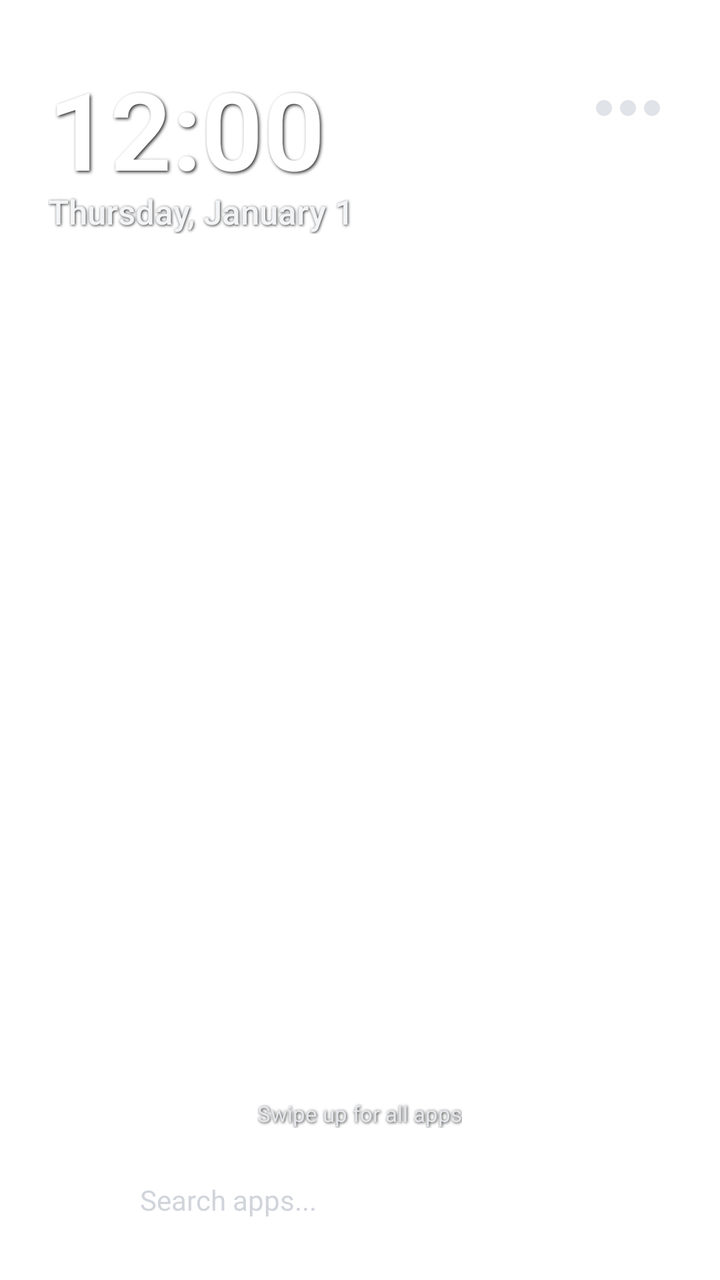
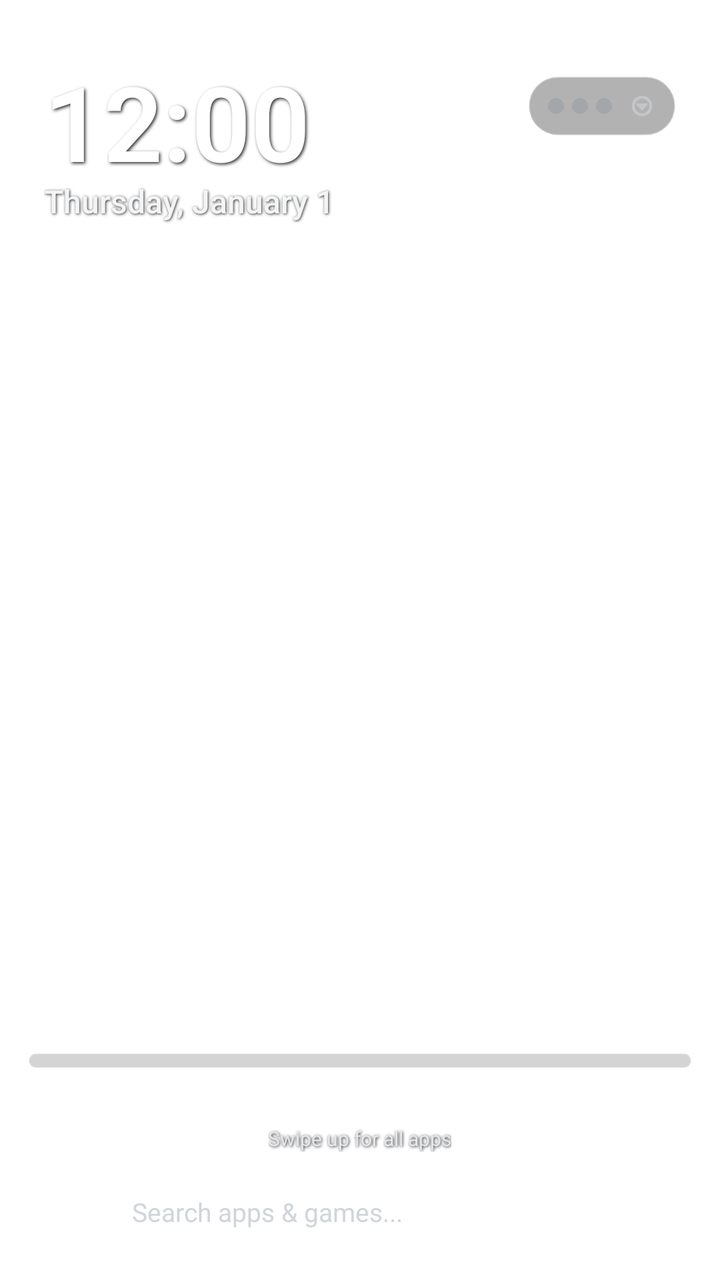

Screens rendered from an Android XML layout before and after an edit, with the pre-edit source and the edit as a unified diff.
<!-- AndroidManifest.xml: activity theme Theme.PhoneLinkHub.Launcher -->
<!-- res/layout/activity_launcher.xml -->
<?xml version="1.0" encoding="utf-8"?>
<FrameLayout xmlns:android="http://schemas.android.com/apk/res/android"
    android:id="@+id/launcherRoot"
    android:layout_width="match_parent"
    android:layout_height="match_parent"
    android:fitsSystemWindows="true">

    
    
    
    <RelativeLayout
        android:id="@+id/desktopContainer"
        android:layout_width="match_parent"
        android:layout_height="match_parent"
        android:clickable="true"
        android:focusable="true"
        android:longClickable="true">

        
        <LinearLayout
            android:id="@+id/atAGlanceSection"
            android:layout_width="match_parent"
            android:layout_height="wrap_content"
            android:layout_alignParentTop="true"
            android:orientation="vertical"
            android:paddingStart="24dp"
            android:paddingEnd="24dp"
            android:paddingTop="28dp"
            android:paddingBottom="12dp">

            <RelativeLayout
                android:layout_width="match_parent"
                android:layout_height="wrap_content">

                <LinearLayout
                    android:layout_width="wrap_content"
                    android:layout_height="wrap_content"
                    android:layout_alignParentStart="true"
                    android:orientation="vertical">

                    <TextClock
                        android:id="@+id/launcherClock"
                        android:layout_width="wrap_content"
                        android:layout_height="wrap_content"
                        android:fontFamily="sans-serif-light"
                        android:format12Hour="h:mm"
                        android:format24Hour="HH:mm"
                        android:shadowColor="#D9000000"
                        android:shadowDx="1.5"
                        android:shadowDy="1.5"
                        android:shadowRadius="4.0"
                        android:textColor="#FFFFFF"
                        android:textSize="54sp"
                        android:textStyle="bold" />

                    <TextClock
                        android:id="@+id/launcherDate"
                        android:layout_width="wrap_content"
                        android:layout_height="wrap_content"
                        android:layout_marginTop="-6dp"
                        android:fontFamily="sans-serif-medium"
                        android:format12Hour="EEEE, MMMM d"
                        android:format24Hour="EEEE, MMMM d"
                        android:shadowColor="#D9000000"
                        android:shadowDx="1.0"
                        android:shadowDy="1.0"
                        android:shadowRadius="3.0"
                        android:textColor="#F3F4F6"
                        android:textSize="17sp" />
                </LinearLayout>

                
                <LinearLayout
                    android:id="@+id/statusDotsLayout"
                    android:layout_width="wrap_content"
                    android:layout_height="wrap_content"
                    android:layout_alignParentEnd="true"
                    android:layout_marginTop="16dp"
                    android:gravity="center_vertical"
                    android:orientation="horizontal"
                    android:padding="6dp">

                    <View
                        android:id="@+id/dot1"
                        android:layout_width="8dp"
                        android:layout_height="8dp"
                        android:background="@drawable/shape_dot_dim" />

                    <View
                        android:id="@+id/dot2"
                        android:layout_width="8dp"
                        android:layout_height="8dp"
                        android:layout_marginStart="4dp"
                        android:background="@drawable/shape_dot_dim" />

                    <View
                        android:id="@+id/dot3"
                        android:layout_width="8dp"
                        android:layout_height="8dp"
                        android:layout_marginStart="4dp"
                        android:background="@drawable/shape_dot_dim" />
                </LinearLayout>
            </RelativeLayout>
        </LinearLayout>

        
        <androidx.recyclerview.widget.RecyclerView
            android:id="@+id/desktopAppsRecyclerView"
            android:layout_width="match_parent"
            android:layout_height="match_parent"
            android:layout_below="@id/atAGlanceSection"
            android:layout_above="@id/bottomDockSection"
            android:clipToPadding="false"
            android:paddingStart="16dp"
            android:paddingEnd="16dp"
            android:paddingTop="12dp"
            android:paddingBottom="12dp"
            android:scrollbars="none" />

        
        <LinearLayout
            android:id="@+id/bottomDockSection"
            android:layout_width="match_parent"
            android:layout_height="wrap_content"
            android:layout_alignParentBottom="true"
            android:gravity="center"
            android:orientation="vertical"
            android:paddingBottom="16dp">

            
            <LinearLayout
                android:id="@+id/swipeUpIndicator"
                android:layout_width="wrap_content"
                android:layout_height="wrap_content"
                android:background="?attr/selectableItemBackgroundBorderless"
                android:clickable="true"
                android:focusable="true"
                android:gravity="center"
                android:orientation="vertical"
                android:paddingStart="16dp"
                android:paddingEnd="16dp"
                android:paddingTop="6dp"
                android:paddingBottom="8dp">

                <ImageView
                    android:layout_width="20dp"
                    android:layout_height="20dp"
                    android:contentDescription="Swipe Up"
                    android:src="@drawable/ic_chevron_up" />

                <TextView
                    android:layout_width="wrap_content"
                    android:layout_height="wrap_content"
                    android:shadowColor="#D9000000"
                    android:shadowDx="1.0"
                    android:shadowDy="1.0"
                    android:shadowRadius="3.0"
                    android:text="Swipe up for all apps"
                    android:textColor="#E5E7EB"
                    android:textSize="11sp" />
            </LinearLayout>

            
            <LinearLayout
                android:id="@+id/searchPillBtn"
                android:layout_width="match_parent"
                android:layout_height="48dp"
                android:layout_marginStart="24dp"
                android:layout_marginEnd="24dp"
                android:layout_marginTop="4dp"
                android:background="@drawable/bg_pixel_search"
                android:clickable="true"
                android:focusable="true"
                android:gravity="center_vertical"
                android:orientation="horizontal"
                android:paddingStart="16dp"
                android:paddingEnd="16dp">

                <ImageView
                    android:layout_width="18dp"
                    android:layout_height="18dp"
                    android:contentDescription="Search Icon"
                    android:src="@android:drawable/ic_menu_search"
                    android:tint="#FFFFFF" />

                <TextView
                    android:layout_width="0dp"
                    android:layout_height="wrap_content"
                    android:layout_marginStart="12dp"
                    android:layout_weight="1"
                    android:text="Search apps..."
                    android:textColor="#D1D5DB"
                    android:textSize="14sp" />
            </LinearLayout>
        </LinearLayout>
    </RelativeLayout>

    
    
    
    <LinearLayout
        android:id="@+id/appDrawerContainer"
        android:layout_width="match_parent"
        android:layout_height="match_parent"
        android:background="@drawable/bg_drawer"
        android:orientation="vertical"
        android:paddingTop="24dp"
        android:visibility="gone">

        
        <LinearLayout
            android:layout_width="match_parent"
            android:layout_height="52dp"
            android:layout_marginStart="16dp"
            android:layout_marginEnd="16dp"
            android:background="@drawable/bg_pixel_search"
            android:gravity="center_vertical"
            android:orientation="horizontal"
            android:paddingStart="14dp"
            android:paddingEnd="14dp">

            <ImageView
                android:layout_width="20dp"
                android:layout_height="20dp"
                android:contentDescription="Search Icon"
                android:src="@android:drawable/ic_menu_search"
                android:tint="#FFFFFF" />

            <EditText
                android:id="@+id/drawerSearchInput"
                android:layout_width="0dp"
                android:layout_height="match_parent"
                android:layout_marginStart="10dp"
                android:layout_weight="1"
                android:background="@null"
                android:hint="Search all apps..."
                android:imeOptions="actionSearch"
                android:singleLine="true"
                android:textColor="#FFFFFF"
                android:textColorHint="#9CA3AF"
                android:textSize="15sp" />

            <ImageView
                android:id="@+id/btnCloseDrawer"
                android:layout_width="28dp"
                android:layout_height="28dp"
                android:background="?attr/selectableItemBackgroundBorderless"
                android:clickable="true"
                android:contentDescription="Close Drawer"
                android:focusable="true"
                android:padding="4dp"
                android:src="@android:drawable/ic_menu_close_clear_cancel"
                android:tint="#9CA3AF" />
        </LinearLayout>

        
        <androidx.recyclerview.widget.RecyclerView
            android:id="@+id/drawerAppsRecyclerView"
            android:layout_width="match_parent"
            android:layout_height="0dp"
            android:layout_weight="1"
            android:clipToPadding="false"
            android:paddingStart="12dp"
            android:paddingEnd="12dp"
            android:paddingTop="12dp"
            android:paddingBottom="24dp"
            android:scrollbars="vertical" />
    </LinearLayout>

</FrameLayout>
<!-- resources referenced by this layout -->
<resources>
  <!-- drawable bg_drawer (drawable) -->
  <?xml version="1.0" encoding="utf-8"?>
  <shape xmlns:android="http://schemas.android.com/apk/res/android"
      android:shape="rectangle">
      <corners
          android:topLeftRadius="28dp"
          android:topRightRadius="28dp" />
      <solid android:color="#F20D1117" />
      <stroke
          android:width="1dp"
          android:color="#33FFFFFF" />
  </shape>
  <!-- drawable bg_pixel_search (drawable) -->
  <?xml version="1.0" encoding="utf-8"?>
  <shape xmlns:android="http://schemas.android.com/apk/res/android"
      android:shape="rectangle">
      <corners android:radius="28dp" />
      <solid android:color="#4DFFFFFF" />
      <stroke
          android:width="1dp"
          android:color="#40FFFFFF" />
      <padding
          android:left="16dp"
          android:top="10dp"
          android:right="16dp"
          android:bottom="10dp" />
  </shape>
  <!-- drawable ic_chevron_up (drawable) -->
  <?xml version="1.0" encoding="utf-8"?>
  <vector xmlns:android="http://schemas.android.com/apk/res/android"
      android:width="24dp"
      android:height="24dp"
      android:viewportWidth="24"
      android:viewportHeight="24">
      <path
          android:fillColor="#B3FFFFFF"
          android:pathData="M7.41,15.41L12,10.83l4.59,4.58L18,14l-6,-6 -6,6z" />
  </vector>
  <!-- drawable shape_dot_dim (drawable) -->
  <?xml version="1.0" encoding="utf-8"?>
  <shape xmlns:android="http://schemas.android.com/apk/res/android"
      android:shape="oval">
      <solid android:color="#3364748B" />
      <size android:width="10dp" android:height="10dp" />
  </shape>
  <style name="Theme.PhoneLinkHub.Launcher" parent="Theme.Material3.Dark.NoActionBar">
          <item name="android:windowShowWallpaper">true</item>
          <item name="android:windowBackground">@android:color/transparent</item>
          <item name="android:statusBarColor">@android:color/transparent</item>
          <item name="android:navigationBarColor">@android:color/transparent</item>
      </style>
</resources>

<!-- the commit's change to res/layout/activity_launcher.xml (unified diff, before → after) -->
@@ -23,10 +23,10 @@
             android:layout_height="wrap_content"
             android:layout_alignParentTop="true"
             android:orientation="vertical"
-            android:paddingStart="24dp"
-            android:paddingEnd="24dp"
-            android:paddingTop="28dp"
-            android:paddingBottom="12dp">
+            android:paddingStart="22dp"
+            android:paddingEnd="22dp"
+            android:paddingTop="26dp"
+            android:paddingBottom="8dp">
 
             <RelativeLayout
                 android:layout_width="match_parent"
@@ -50,7 +50,7 @@
                         android:shadowDy="1.5"
                         android:shadowRadius="4.0"
                         android:textColor="#FFFFFF"
-                        android:textSize="54sp"
+                        android:textSize="52sp"
                         android:textStyle="bold" />
 
                     <TextClock
@@ -66,7 +66,7 @@
                         android:shadowDy="1.0"
                         android:shadowRadius="3.0"
                         android:textColor="#F3F4F6"
-                        android:textSize="17sp" />
+                        android:textSize="16sp" />
                 </LinearLayout>
 
                 
@@ -75,10 +75,16 @@
                     android:layout_width="wrap_content"
                     android:layout_height="wrap_content"
                     android:layout_alignParentEnd="true"
-                    android:layout_marginTop="16dp"
+                    android:layout_marginTop="12dp"
+                    android:background="@drawable/bg_status_pill"
+                    android:clickable="true"
+                    android:focusable="true"
                     android:gravity="center_vertical"
                     android:orientation="horizontal"
-                    android:padding="6dp">
+                    android:paddingStart="10dp"
+                    android:paddingEnd="10dp"
+                    android:paddingTop="8dp"
+                    android:paddingBottom="8dp">
 
                     <View
                         android:id="@+id/dot1"
@@ -99,6 +105,14 @@
                         android:layout_height="8dp"
                         android:layout_marginStart="4dp"
                         android:background="@drawable/shape_dot_dim" />
+
+                    <ImageView
+                        android:layout_width="14dp"
+                        android:layout_height="14dp"
+                        android:layout_marginStart="8dp"
+                        android:contentDescription="Menu"
+                        android:src="@android:drawable/ic_menu_more"
+                        android:tint="#D1D5DB" />
                 </LinearLayout>
             </RelativeLayout>
         </LinearLayout>
@@ -111,10 +125,10 @@
             android:layout_below="@id/atAGlanceSection"
             android:layout_above="@id/bottomDockSection"
             android:clipToPadding="false"
-            android:paddingStart="16dp"
-            android:paddingEnd="16dp"
-            android:paddingTop="12dp"
-            android:paddingBottom="12dp"
+            android:paddingStart="12dp"
+            android:paddingEnd="12dp"
+            android:paddingTop="8dp"
+            android:paddingBottom="8dp"
             android:scrollbars="none" />
 
         
@@ -125,7 +139,29 @@
             android:layout_alignParentBottom="true"
             android:gravity="center"
             android:orientation="vertical"
-            android:paddingBottom="16dp">
+            android:paddingBottom="12dp">
+
+            
+            <LinearLayout
+                android:id="@+id/dockContainer"
+                android:layout_width="match_parent"
+                android:layout_height="wrap_content"
+                android:layout_marginStart="14dp"
+                android:layout_marginEnd="14dp"
+                android:layout_marginBottom="6dp"
+                android:background="@drawable/bg_dock"
+                android:gravity="center"
+                android:paddingStart="6dp"
+                android:paddingEnd="6dp"
+                android:paddingTop="4dp"
+                android:paddingBottom="4dp">
+
+                <androidx.recyclerview.widget.RecyclerView
+                    android:id="@+id/dockRecyclerView"
+                    android:layout_width="match_parent"
+                    android:layout_height="wrap_content"
+                    android:scrollbars="none" />
+            </LinearLayout>
 
             
             <LinearLayout
@@ -139,12 +175,12 @@
                 android:orientation="vertical"
                 android:paddingStart="16dp"
                 android:paddingEnd="16dp"
-                android:paddingTop="6dp"
-                android:paddingBottom="8dp">
+                android:paddingTop="4dp"
+                android:paddingBottom="6dp">
 
                 <ImageView
-                    android:layout_width="20dp"
-                    android:layout_height="20dp"
+                    android:layout_width="18dp"
+                    android:layout_height="18dp"
                     android:contentDescription="Swipe Up"
                     android:src="@drawable/ic_chevron_up" />
 
@@ -157,17 +193,17 @@
                     android:shadowRadius="3.0"
                     android:text="Swipe up for all apps"
                     android:textColor="#E5E7EB"
-                    android:textSize="11sp" />
+                    android:textSize="10sp" />
             </LinearLayout>
 
             
             <LinearLayout
                 android:id="@+id/searchPillBtn"
                 android:layout_width="match_parent"
-                android:layout_height="48dp"
-                android:layout_marginStart="24dp"
-                android:layout_marginEnd="24dp"
-                android:layout_marginTop="4dp"
+                android:layout_height="44dp"
+                android:layout_marginStart="20dp"
+                android:layout_marginEnd="20dp"
+                android:layout_marginTop="2dp"
                 android:background="@drawable/bg_pixel_search"
                 android:clickable="true"
                 android:focusable="true"
@@ -188,9 +224,9 @@
                     android:layout_height="wrap_content"
                     android:layout_marginStart="12dp"
                     android:layout_weight="1"
-                    android:text="Search apps..."
+                    android:text="Search apps &amp; games..."
                     android:textColor="#D1D5DB"
-                    android:textSize="14sp" />
+                    android:textSize="13sp" />
             </LinearLayout>
         </LinearLayout>
     </RelativeLayout>
@@ -204,13 +240,13 @@
         android:layout_height="match_parent"
         android:background="@drawable/bg_drawer"
         android:orientation="vertical"
-        android:paddingTop="24dp"
+        android:paddingTop="20dp"
         android:visibility="gone">
 
         
         <LinearLayout
             android:layout_width="match_parent"
-            android:layout_height="52dp"
+            android:layout_height="50dp"
             android:layout_marginStart="16dp"
             android:layout_marginEnd="16dp"
             android:background="@drawable/bg_pixel_search"
@@ -238,7 +274,7 @@
                 android:singleLine="true"
                 android:textColor="#FFFFFF"
                 android:textColorHint="#9CA3AF"
-                android:textSize="15sp" />
+                android:textSize="14sp" />
 
             <ImageView
                 android:id="@+id/btnCloseDrawer"
@@ -254,6 +290,106 @@
         </LinearLayout>
 
         
+        <HorizontalScrollView
+            android:layout_width="match_parent"
+            android:layout_height="wrap_content"
+            android:layout_marginTop="8dp"
+            android:layout_marginBottom="4dp"
+            android:clipToPadding="false"
+            android:paddingStart="16dp"
+            android:paddingEnd="16dp"
+            android:scrollbars="none">
+
+            <LinearLayout
+                android:id="@+id/categoriesContainer"
+                android:layout_width="wrap_content"
+                android:layout_height="wrap_content"
+                android:gravity="center_vertical"
+                android:orientation="horizontal">
+
+                <TextView
+                    android:id="@+id/tabAll"
+                    android:layout_width="wrap_content"
+                    android:layout_height="wrap_content"
+                    android:background="@drawable/bg_tab_active"
+                    android:clickable="true"
+                    android:focusable="true"
+                    android:paddingStart="14dp"
+                    android:paddingEnd="14dp"
+                    android:paddingTop="5dp"
+                    android:paddingBottom="5dp"
+                    android:text="All"
+                    android:textColor="#FFFFFF"
+                    android:textSize="12sp"
+                    android:textStyle="bold" />
+
+                <TextView
+                    android:id="@+id/tabCommunication"
+                    android:layout_width="wrap_content"
+                    android:layout_height="wrap_content"
+                    android:layout_marginStart="8dp"
+                    android:background="@drawable/bg_tab_inactive"
+                    android:clickable="true"
+                    android:focusable="true"
+                    android:paddingStart="14dp"
+                    android:paddingEnd="14dp"
+                    android:paddingTop="5dp"
+                    android:paddingBottom="5dp"
+                    android:text="Communication"
+                    android:textColor="#9CA3AF"
+                    android:textSize="12sp" />
+
+                <TextView
+                    android:id="@+id/tabSocial"
+                    android:layout_width="wrap_content"
+                    android:layout_height="wrap_content"
+                    android:layout_marginStart="8dp"
+                    android:background="@drawable/bg_tab_inactive"
+                    android:clickable="true"
+                    android:focusable="true"
+                    android:paddingStart="14dp"
+                    android:paddingEnd="14dp"
+                    android:paddingTop="5dp"
+                    android:paddingBottom="5dp"
+                    android:text="Social &amp; Media"
+                    android:textColor="#9CA3AF"
+                    android:textSize="12sp" />
+
+                <TextView
+                    android:id="@+id/tabTools"
+                    android:layout_width="wrap_content"
+                    android:layout_height="wrap_content"
+                    android:layout_marginStart="8dp"
+                    android:background="@drawable/bg_tab_inactive"
+                    android:clickable="true"
+                    android:focusable="true"
+                    android:paddingStart="14dp"
+                    android:paddingEnd="14dp"
+                    android:paddingTop="5dp"
+                    android:paddingBottom="5dp"
+                    android:text="Tools"
+                    android:textColor="#9CA3AF"
+                    android:textSize="12sp" />
+
+                <TextView
+                    android:id="@+id/tabGames"
+                    android:layout_width="wrap_content"
+                    android:layout_height="wrap_content"
+                    android:layout_marginStart="8dp"
+                    android:background="@drawable/bg_tab_inactive"
+                    android:clickable="true"
+                    android:focusable="true"
+                    android:paddingStart="14dp"
+                    android:paddingEnd="14dp"
+                    android:paddingTop="5dp"
+                    android:paddingBottom="5dp"
+                    android:text="Games"
+                    android:textColor="#9CA3AF"
+                    android:textSize="12sp" />
+            </LinearLayout>
+        </HorizontalScrollView>
+
+        
         <androidx.recyclerview.widget.RecyclerView
             android:id="@+id/drawerAppsRecyclerView"
             android:layout_width="match_parent"
@@ -262,7 +398,7 @@
             android:clipToPadding="false"
             android:paddingStart="12dp"
             android:paddingEnd="12dp"
-            android:paddingTop="12dp"
+            android:paddingTop="8dp"
             android:paddingBottom="24dp"
             android:scrollbars="vertical" />
     </LinearLayout>
<!-- resource entries referenced after the edit -->
@@ -1,5 +1,15 @@
 <!-- resources referenced by this layout -->
 <resources>
+  <!-- drawable bg_dock (drawable) -->
+  <?xml version="1.0" encoding="utf-8"?>
+  <shape xmlns:android="http://schemas.android.com/apk/res/android"
+      android:shape="rectangle">
+      <corners android:radius="26dp" />
+      <solid android:color="#2B000000" />
+      <stroke
+          android:width="1dp"
+          android:color="#26FFFFFF" />
+  </shape>
   <!-- drawable bg_drawer (drawable) -->
   <?xml version="1.0" encoding="utf-8"?>
   <shape xmlns:android="http://schemas.android.com/apk/res/android"
@@ -27,6 +37,30 @@
           android:right="16dp"
           android:bottom="10dp" />
   </shape>
+  <!-- drawable bg_status_pill (drawable) -->
+  <?xml version="1.0" encoding="utf-8"?>
+  <shape xmlns:android="http://schemas.android.com/apk/res/android"
+      android:shape="rectangle">
+      <corners android:radius="20dp" />
+      <solid android:color="#4D000000" />
+      <stroke
+          android:width="1dp"
+          android:color="#40FFFFFF" />
+  </shape>
+  <!-- drawable bg_tab_active (drawable) -->
+  <?xml version="1.0" encoding="utf-8"?>
+  <shape xmlns:android="http://schemas.android.com/apk/res/android"
+      android:shape="rectangle">
+      <corners android:radius="16dp" />
+      <solid android:color="#2563EB" />
+  </shape>
+  <!-- drawable bg_tab_inactive (drawable) -->
+  <?xml version="1.0" encoding="utf-8"?>
+  <shape xmlns:android="http://schemas.android.com/apk/res/android"
+      android:shape="rectangle">
+      <corners android:radius="16dp" />
+      <solid android:color="#26FFFFFF" />
+  </shape>
   <!-- drawable ic_chevron_up (drawable) -->
   <?xml version="1.0" encoding="utf-8"?>
   <vector xmlns:android="http://schemas.android.com/apk/res/android"
